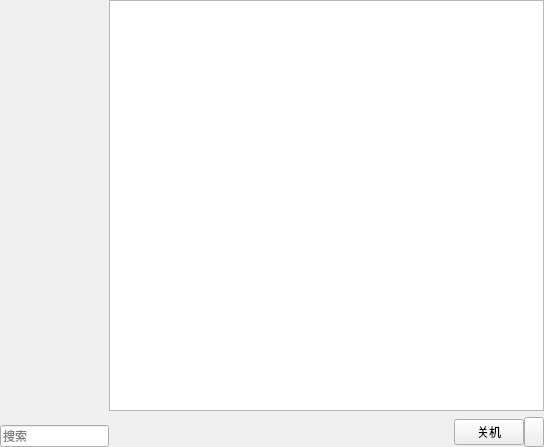
Qt form mainwindow.ui (sonichy/HTYStartMenu) before a commit.
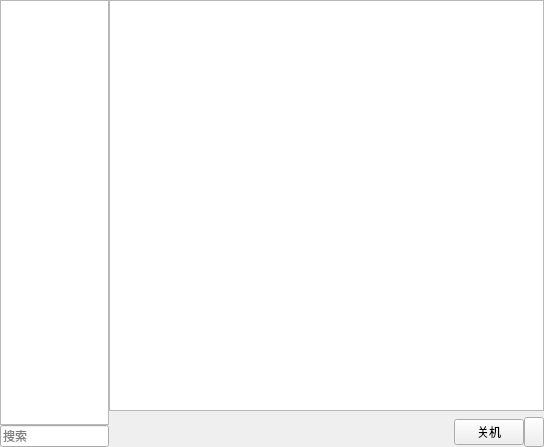
The same form after that commit. Icons and pictures are not drawn.

Commit message: 对于desktop的icon不含绝对路径的补全绝对路径

What changed in the file:
```diff
--- a/mainwindow.ui
+++ b/mainwindow.ui
@@ -17,15 +17,6 @@
    <iconset resource="file.qrc">
     <normaloff>:/icon.png</normaloff>:/icon.png</iconset>
   </property>
-  <property name="windowOpacity">
-   <double>0.850000000000000</double>
-  </property>
-  <property name="styleSheet">
-   <string notr="true">#pushButtonMenu::menu-indicator{width:0px;}
-#listWidget { background: transparent; text-align:center;  }
-#listWidget::item:!selected:hover { border:1px solid gray; }
-#listWidget::item:selected { background: #127DCF; color: black;}</string>
-  </property>
   <widget class="QWidget" name="centralWidget">
    <layout class="QVBoxLayout" name="verticalLayout_3">
     <property name="spacing">
```
The commit also changes 2 other files.
